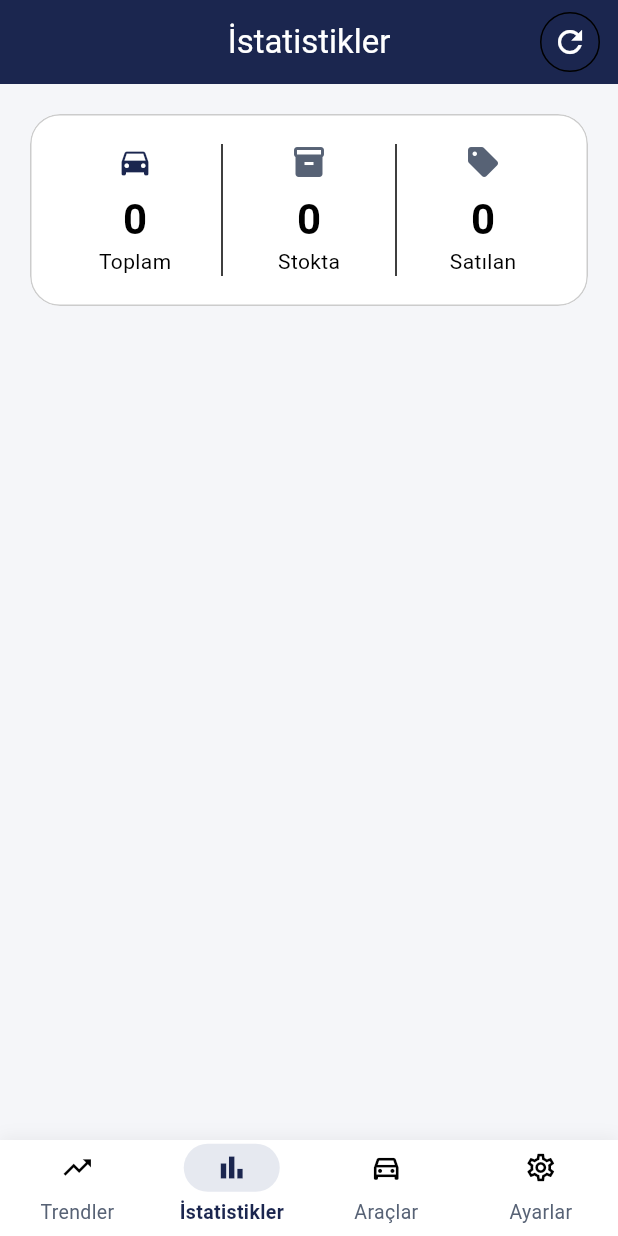
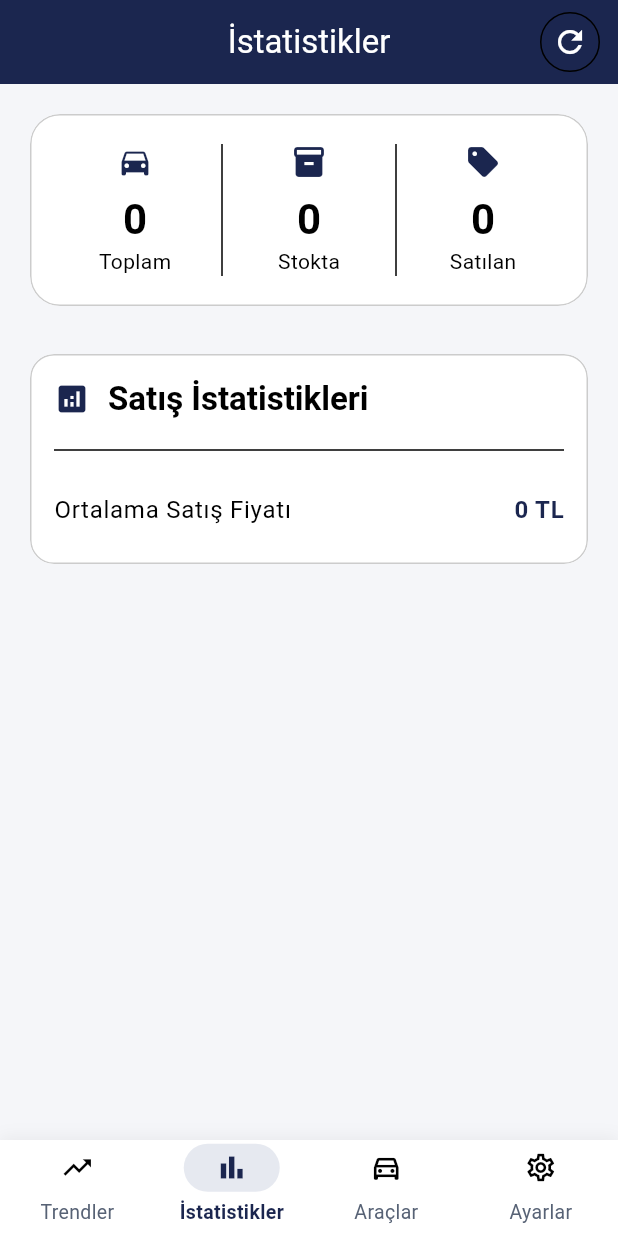
Before and after one commit to Mertelyev/Galericim, a Flutter app: the screen it shows after launch, item 2 of the bottom bar chosen, after a tap on the "refresh" icon, on a phone screen of 412 x 824 dp. Run offline on Flutter 3.47's test engine with Material 3 defaults, Android fonts, the phone set to English and light mode, and no system bars; our stand-ins replace shared_preferences, sqflite, sqflite_common_ffi, sqflite_common_ffi_web; accounts and stored records are empty.

Commit message:
istatistik sayfası güncellemesi.
alt yapı düzeltme ve yeni istatistikler.

```diff
--- a/lib/statistic.dart
+++ b/lib/statistic.dart
@@ -13,6 +13,8 @@ class _StatisticPageState extends State<StatisticPage> {
   int totalCars = 0;
   int soldCars = 0;
   Map<String, int> soldBrandDistribution = {};
+  Map<String, int> fuelTypeDistribution = {}; // Yeni eklendi
+  double averagePrice = 0; // Yeni eklendi
   bool isLoading = true;
 
   @override
@@ -24,8 +26,8 @@ class _StatisticPageState extends State<StatisticPage> {
   Future<void> _loadStatistics() async {
     try {
       final cars = await dbHelper.getCars();
+      final soldCarsOnly = cars.where((car) => car.isSold).toList();
 
-      // Toplam ve satılan araç sayısını hesapla
       setState(() {
         totalCars = cars.length;
         soldCars = cars.where((car) => car.isSold).length;
@@ -37,6 +39,26 @@ class _StatisticPageState extends State<StatisticPage> {
                 (soldBrandDistribution[car.brand] ?? 0) + 1;
           }
         }
+
+        // Yakıt tipi dağılımı hesapla
+        fuelTypeDistribution.clear();
+        for (var car in soldCarsOnly) {
+          if (car.fuelType != null) {
+            fuelTypeDistribution[car.fuelType!] =
+                (fuelTypeDistribution[car.fuelType!] ?? 0) + 1;
+          }
+        }
+
+        // Ortalama satış fiyatı hesapla
+        if (soldCarsOnly.isNotEmpty) {
+          final totalPrice = soldCarsOnly.fold<double>(
+            0,
+            (sum, car) =>
+                sum + (double.tryParse(car.price.replaceAll(',', '')) ?? 0),
+          );
+          averagePrice = totalPrice / soldCarsOnly.length;
+        }
+
         isLoading = false;
       });
     } catch (e) {
@@ -115,6 +137,11 @@ class _StatisticPageState extends State<StatisticPage> {
 
   @override
   Widget build(BuildContext context) {
+    final brightness = Theme.of(context).brightness;
+    final dynamicColor = brightness == Brightness.dark
+        ? Theme.of(context).colorScheme.secondary
+        : Theme.of(context).colorScheme.primary;
+
     return Scaffold(
       appBar: AppBar(
         title: const Text('İstatistikler'),
@@ -163,8 +190,7 @@ class _StatisticPageState extends State<StatisticPage> {
                                     Icon(
                                       Icons.directions_car,
                                       size: 24,
-                                      color:
-                                          Theme.of(context).colorScheme.primary,
+                                      color: dynamicColor,
                                     ),
                                     const SizedBox(height: 8),
                                     Text(
@@ -202,9 +228,7 @@ class _StatisticPageState extends State<StatisticPage> {
                                     Icon(
                                       Icons.inventory_2,
                                       size: 24,
-                                      color: Theme.of(context)
-                                          .colorScheme
-                                          .secondary,
+                                      color: dynamicColor,
                                     ),
                                     const SizedBox(height: 8),
                                     Text(
@@ -235,18 +259,14 @@ class _StatisticPageState extends State<StatisticPage> {
                                           vertical: 4,
                                         ),
                                         decoration: BoxDecoration(
-                                          color: Theme.of(context)
-                                              .colorScheme
-                                              .secondaryContainer,
+                                          color: dynamicColor.withOpacity(0.1),
                                           borderRadius:
                                               BorderRadius.circular(12),
                                         ),
                                         child: Text(
                                           '%${(((totalCars - soldCars) / totalCars) * 100).round()}',
                                           style: TextStyle(
-                                            color: Theme.of(context)
-                                                .colorScheme
-                                                .onSecondaryContainer,
+                                            color: dynamicColor,
                                             fontWeight: FontWeight.bold,
                                             fontSize: 12,
                                           ),
@@ -267,9 +287,7 @@ class _StatisticPageState extends State<StatisticPage> {
                                     Icon(
                                       Icons.sell,
                                       size: 24,
-                                      color: Theme.of(context)
-                                          .colorScheme
-                                          .tertiary,
+                                      color: dynamicColor,
                                     ),
                                     const SizedBox(height: 8),
                                     Text(
@@ -300,18 +318,14 @@ class _StatisticPageState extends State<StatisticPage> {
                                           vertical: 4,
                                         ),
                                         decoration: BoxDecoration(
-                                          color: Theme.of(context)
-                                              .colorScheme
-                                              .tertiaryContainer,
+                                          color: dynamicColor.withOpacity(0.1),
                                           borderRadius:
                                               BorderRadius.circular(12),
                                         ),
                                         child: Text(
                                           '%${((soldCars / totalCars) * 100).round()}',
                                           style: TextStyle(
-                                            color: Theme.of(context)
-                                                .colorScheme
-                                                .onTertiaryContainer,
+                                            color: dynamicColor,
                                             fontWeight: FontWeight.bold,
                                             fontSize: 12,
                                           ),
@@ -348,6 +362,34 @@ class _StatisticPageState extends State<StatisticPage> {
                             .toList(),
                       ),
                     ],
+
+                    if (fuelTypeDistribution.isNotEmpty) ...[
+                      const SizedBox(height: 24),
+                      _buildDetailCard(
+                        title: 'Yakıt Tipi Dağılımı',
+                        icon: Icons.local_gas_station,
+                        children: _calculatePercentages(fuelTypeDistribution)
+                            .map((item) => _buildDistributionRow(
+                                  item['name'] as String,
+                                  item['percentage'] as int,
+                                  item['count'] as int,
+                                ))
+                            .toList(),
+                      ),
+                    ],
+
+                    const SizedBox(height: 24),
+                    _buildDetailCard(
+                      title: 'Satış İstatistikleri',
+                      icon: Icons.analytics,
+                      children: [
+                        _buildInfoRow(
+                          'Ortalama Satış Fiyatı',
+                          '${averagePrice.toStringAsFixed(0)} TL',
+                        ),
+                        // Daha fazla istatistik eklenebilir
+                      ],
+                    ),
                   ],
                 ),
               ),
@@ -356,6 +398,11 @@ class _StatisticPageState extends State<StatisticPage> {
   }
 
   Widget _buildDistributionRow(String name, int percentage, int count) {
+    final brightness = Theme.of(context).brightness;
+    final dynamicColor = brightness == Brightness.dark
+        ? Theme.of(context).colorScheme.secondary
+        : Theme.of(context).colorScheme.primary;
+
     return Padding(
       padding: const EdgeInsets.only(bottom: 12),
       child: Column(
@@ -373,7 +420,7 @@ class _StatisticPageState extends State<StatisticPage> {
               Text(
                 '$count araç',
                 style: Theme.of(context).textTheme.bodyMedium?.copyWith(
-                      color: Theme.of(context).colorScheme.primary,
+                      color: dynamicColor,
                     ),
               ),
               const SizedBox(width: 8),
@@ -383,13 +430,13 @@ class _StatisticPageState extends State<StatisticPage> {
                   vertical: 4,
                 ),
                 decoration: BoxDecoration(
-                  color: Theme.of(context).colorScheme.primary.withOpacity(0.1),
+                  color: dynamicColor.withOpacity(0.1),
                   borderRadius: BorderRadius.circular(12),
                 ),
                 child: Text(
                   '%$percentage',
                   style: TextStyle(
-                    color: Theme.of(context).colorScheme.primary,
+                    color: dynamicColor,
                     fontWeight: FontWeight.bold,
                     fontSize: 12,
                   ),
@@ -403,15 +450,34 @@ class _StatisticPageState extends State<StatisticPage> {
             child: LinearProgressIndicator(
               value: percentage / 100,
               minHeight: 8,
-              backgroundColor:
-                  Theme.of(context).colorScheme.primary.withOpacity(0.1),
-              valueColor: AlwaysStoppedAnimation<Color>(
-                Theme.of(context).colorScheme.primary,
-              ),
+              backgroundColor: dynamicColor.withOpacity(0.1),
+              valueColor: AlwaysStoppedAnimation<Color>(dynamicColor),
             ),
           ),
         ],
       ),
     );
   }
+
+  Widget _buildInfoRow(String label, String value) {
+    return Padding(
+      padding: const EdgeInsets.symmetric(vertical: 8),
+      child: Row(
+        mainAxisAlignment: MainAxisAlignment.spaceBetween,
+        children: [
+          Text(
+            label,
+            style: Theme.of(context).textTheme.bodyLarge,
+          ),
+          Text(
+            value,
+            style: Theme.of(context).textTheme.bodyLarge?.copyWith(
+                  fontWeight: FontWeight.bold,
+                  color: Theme.of(context).colorScheme.primary,
+                ),
+          ),
+        ],
+      ),
+    );
+  }
 }
```
